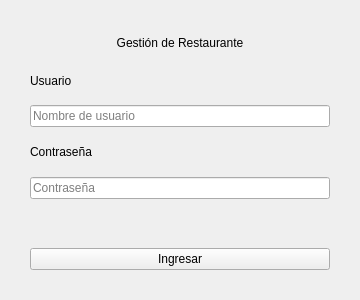
The window that vista/login.ui (segovia-gabriel/ProyectoFinal-PracticasII) describes before a commit, drawn with Qt 5.
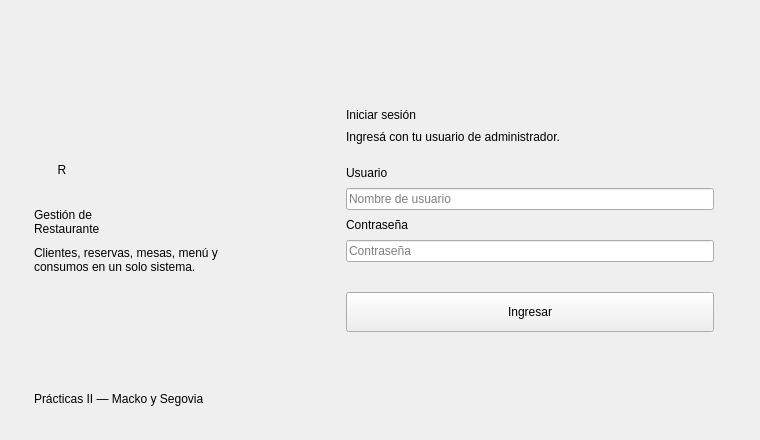
The same window after the commit.

```diff
--- a/vista/login.ui
+++ b/vista/login.ui
@@ -6,39 +6,211 @@
    <rect>
     <x>0</x>
     <y>0</y>
-    <width>360</width>
-    <height>300</height>
+    <width>760</width>
+    <height>440</height>
    </rect>
   </property>
+  <property name="minimumSize">
+   <size>
+    <width>760</width>
+    <height>440</height>
+   </size>
+  </property>
+  <property name="maximumSize">
+   <size>
+    <width>760</width>
+    <height>440</height>
+   </size>
+  </property>
   <property name="windowTitle">
    <string>Iniciar sesión - Restaurante</string>
   </property>
-  <layout class="QVBoxLayout" name="layout_principal">
+  <layout class="QHBoxLayout" name="layout_principal">
    <property name="spacing">
-    <number>12</number>
+    <number>0</number>
    </property>
    <property name="leftMargin">
-    <number>30</number>
+    <number>0</number>
    </property>
    <property name="topMargin">
-    <number>30</number>
+    <number>0</number>
    </property>
    <property name="rightMargin">
-    <number>30</number>
+    <number>0</number>
    </property>
    <property name="bottomMargin">
-    <number>30</number>
+    <number>0</number>
    </property>
+   <item>
+    <widget class="QWidget" name="widget_marca">
+     <property name="minimumSize">
+      <size>
+       <width>300</width>
+       <height>0</height>
+      </size>
+     </property>
+     <property name="maximumSize">
+      <size>
+       <width>300</width>
+       <height>16777215</height>
+      </size>
+     </property>
+     <layout class="QVBoxLayout" name="layout_marca">
+      <property name="spacing">
+       <number>10</number>
+      </property>
+      <property name="leftMargin">
+       <number>34</number>
+      </property>
+      <property name="topMargin">
+       <number>34</number>
+      </property>
+      <property name="rightMargin">
+       <number>34</number>
+      </property>
+      <property name="bottomMargin">
+       <number>34</number>
+      </property>
+      <item>
+       <spacer name="espaciador_marcaArriba">
+        <property name="orientation">
+         <enum>Qt::Vertical</enum>
+        </property>
+        <property name="sizeHint" stdset="0">
+         <size>
+          <width>20</width>
+          <height>40</height>
+         </size>
+        </property>
+       </spacer>
+      </item>
+      <item>
+       <widget class="QLabel" name="label_marcaIcono">
+        <property name="minimumSize">
+         <size>
+          <width>56</width>
+          <height>56</height>
+         </size>
+        </property>
+        <property name="maximumSize">
+         <size>
+          <width>56</width>
+          <height>56</height>
+         </size>
+        </property>
+        <property name="text">
+         <string>R</string>
+        </property>
+        <property name="alignment">
+         <set>Qt::AlignCenter</set>
+        </property>
+       </widget>
+      </item>
+      <item>
+       <widget class="QLabel" name="label_marcaTitulo">
+        <property name="text">
+         <string>Gestión de
+Restaurante</string>
+        </property>
+        <property name="wordWrap">
+         <bool>true</bool>
+        </property>
+       </widget>
+      </item>
+      <item>
+       <widget class="QLabel" name="label_marcaTexto">
+        <property name="text">
+         <string>Clientes, reservas, mesas, menú y consumos en un solo sistema.</string>
+        </property>
+        <property name="wordWrap">
+         <bool>true</bool>
+        </property>
+       </widget>
+      </item>
+      <item>
+       <spacer name="espaciador_marcaAbajo">
+        <property name="orientation">
+         <enum>Qt::Vertical</enum>
+        </property>
+        <property name="sizeHint" stdset="0">
+         <size>
+          <width>20</width>
+          <height>40</height>
+         </size>
+        </property>
+       </spacer>
+      </item>
+      <item>
+       <widget class="QLabel" name="label_pie">
+        <property name="text">
+         <string>Prácticas II — Macko y Segovia</string>
+        </property>
+       </widget>
+      </item>
+     </layout>
+    </widget>
+   </item>
+   <item>
+    <widget class="QWidget" name="widget_formulario">
+     <layout class="QVBoxLayout" name="layout_formulario">
+      <property name="spacing">
+       <number>8</number>
+      </property>
+      <property name="leftMargin">
+       <number>46</number>
+      </property>
+      <property name="topMargin">
+       <number>40</number>
+      </property>
+      <property name="rightMargin">
+       <number>46</number>
+      </property>
+      <property name="bottomMargin">
+       <number>40</number>
+      </property>
+      <item>
+       <spacer name="espaciador_formArriba">
+        <property name="orientation">
+         <enum>Qt::Vertical</enum>
+        </property>
+        <property name="sizeHint" stdset="0">
+         <size>
+          <width>20</width>
+          <height>30</height>
+         </size>
+        </property>
+       </spacer>
+      </item>
    <item>
     <widget class="QLabel" name="label_titulo">
      <property name="text">
-      <string>Gestión de Restaurante</string>
-     </property>
-     <property name="alignment">
-      <set>Qt::AlignCenter</set>
+         <string>Iniciar sesión</string>
+        </property>
+       </widget>
+      </item>
+      <item>
+       <widget class="QLabel" name="label_bienvenida">
+        <property name="text">
+         <string>Ingresá con tu usuario de administrador.</string>
      </property>
     </widget>
    </item>
+      <item>
+       <spacer name="espaciador_titulo">
+        <property name="orientation">
+         <enum>Qt::Vertical</enum>
+        </property>
+        <property name="sizeType">
+         <enum>QSizePolicy::Fixed</enum>
+        </property>
+        <property name="sizeHint" stdset="0">
+         <size>
+          <width>20</width>
+          <height>14</height>
+         </size>
+        </property>
+       </spacer>
+      </item>
    <item>
     <widget class="QLabel" name="label_usuario">
      <property name="text">
@@ -75,16 +247,38 @@
      <property name="text">
       <string/>
      </property>
-     <property name="alignment">
-      <set>Qt::AlignCenter</set>
+        <property name="wordWrap">
+         <bool>true</bool>
      </property>
     </widget>
    </item>
    <item>
     <widget class="QPushButton" name="pushButton_ingresar">
+        <property name="minimumSize">
+         <size>
+          <width>0</width>
+          <height>40</height>
+         </size>
+        </property>
      <property name="text">
       <string>Ingresar</string>
      </property>
+       </widget>
+      </item>
+      <item>
+       <spacer name="espaciador_formAbajo">
+        <property name="orientation">
+         <enum>Qt::Vertical</enum>
+        </property>
+        <property name="sizeHint" stdset="0">
+         <size>
+          <width>20</width>
+          <height>30</height>
+         </size>
+        </property>
+       </spacer>
+      </item>
+     </layout>
     </widget>
    </item>
   </layout>
```
Lines whose indentation alone changed are shown as unchanged.
